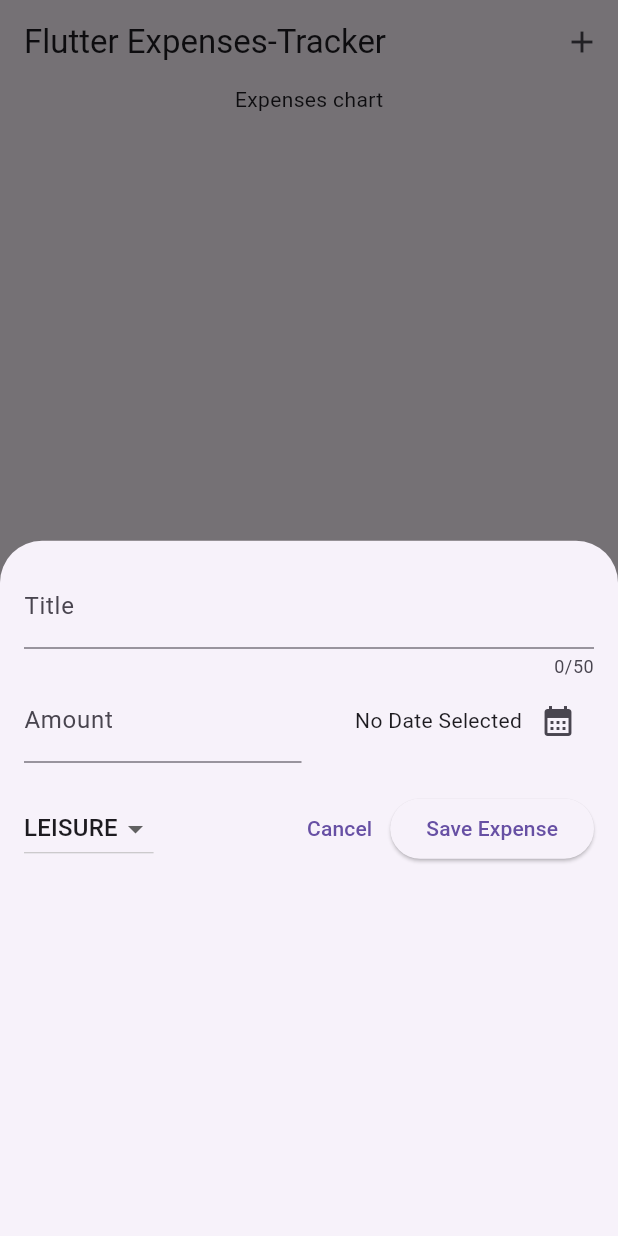
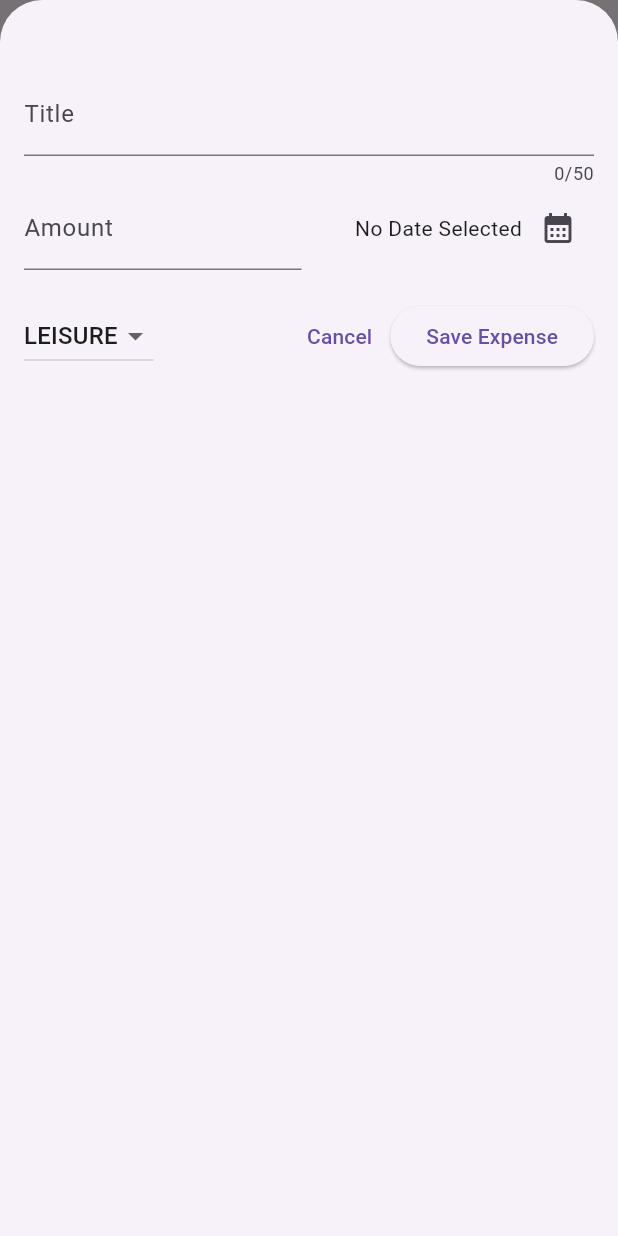
Before and after one commit to akashdevav/Flutter_expense-tracker, a Flutter app: the screen it shows after launch, after a tap on the "add" icon, on a phone screen of 412 x 824 dp. Run offline on Flutter 3.47's test engine with Material 2 defaults, Android fonts, the phone set to English and light mode, and no system bars.

```diff
--- a/expense_app/lib/widget/expenses.dart
+++ b/expense_app/lib/widget/expenses.dart
@@ -16,6 +16,7 @@ class _ExpensesState extends State<Expenses> {
   //Method for the add icon to show the new_bottom_add_overlay.
   void _openAddOverlay() {
     showModalBottomSheet(
+      isScrollControlled: true,
       context: context,
       builder: (ctx) => NewExpenses(addExpenses: _addExpense),
     );
@@ -24,6 +25,12 @@ class _ExpensesState extends State<Expenses> {
   void _addExpense(Expense expense) {
     setState(() {
       _registeredExpense.add(expense);
+    });
+  }
+
+  void _removeExpense(Expense expense) {
+    setState(() {
+      _registeredExpense.remove(expense);
     });
   }
 
@@ -45,7 +52,7 @@ class _ExpensesState extends State<Expenses> {
         children: [
           const Text('Expenses chart'),
           Expanded(
-            child: ExpensesList(expenses: _registeredExpense),
+            child: ExpensesList(expenses: _registeredExpense, onRemoveExpense: _removeExpense),
           ),
         ],
       ),
--- a/expense_app/lib/widget/expenses_list/expenses_list.dart
+++ b/expense_app/lib/widget/expenses_list/expenses_list.dart
@@ -6,14 +6,23 @@ class ExpensesList extends StatelessWidget {
   const ExpensesList({
     super.key,
     required this.expenses,
+    required this.onRemoveExpense
   });
 
   final List<Expense> expenses;
+  final void Function(Expense expense) onRemoveExpense;
+
   @override
   Widget build(BuildContext context) {
     return ListView.builder(
       itemCount: expenses.length,
-      itemBuilder: (ctx, index) => ExpensesItem(expenses[index]),
+      itemBuilder: (ctx, index) => Dismissible(
+        key: ValueKey(expenses[index]),
+        onDismissed: (direction) {
+          onRemoveExpense(expenses[index]);
+        },
+        child: ExpensesItem(expenses[index]),
+      ),
     );
   }
 }
--- a/expense_app/lib/widget/new_expenses.dart
+++ b/expense_app/lib/widget/new_expenses.dart
@@ -62,6 +62,7 @@ class _NewExpensesState extends State<NewExpenses> {
           date: _selectDate!,
           category: _selectedCategory),
     );
+    Navigator.pop(context);
   }
 
   @override
@@ -74,7 +75,7 @@ class _NewExpensesState extends State<NewExpenses> {
   @override
   Widget build(BuildContext context) {
     return Padding(
-      padding: const EdgeInsets.all(16),
+      padding: const EdgeInsets.fromLTRB(16,48,16,16),
       child: Column(
         children: [
           TextField(
```
